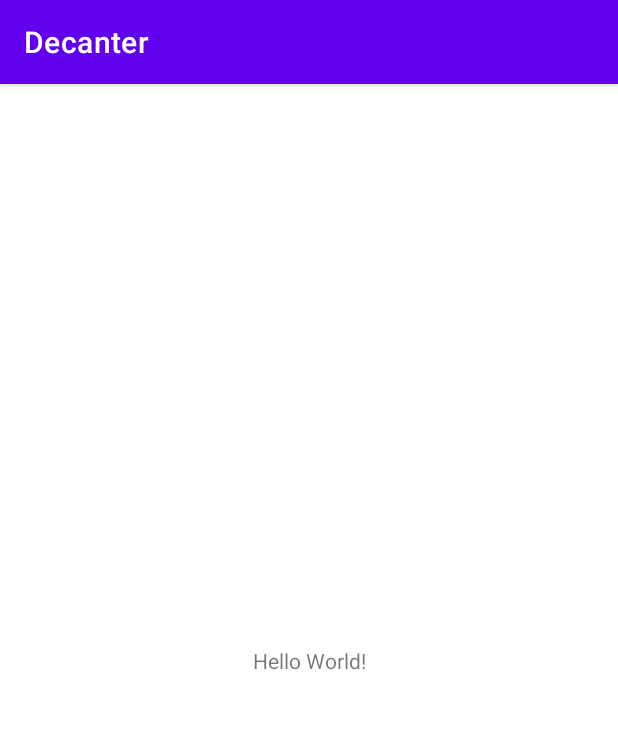
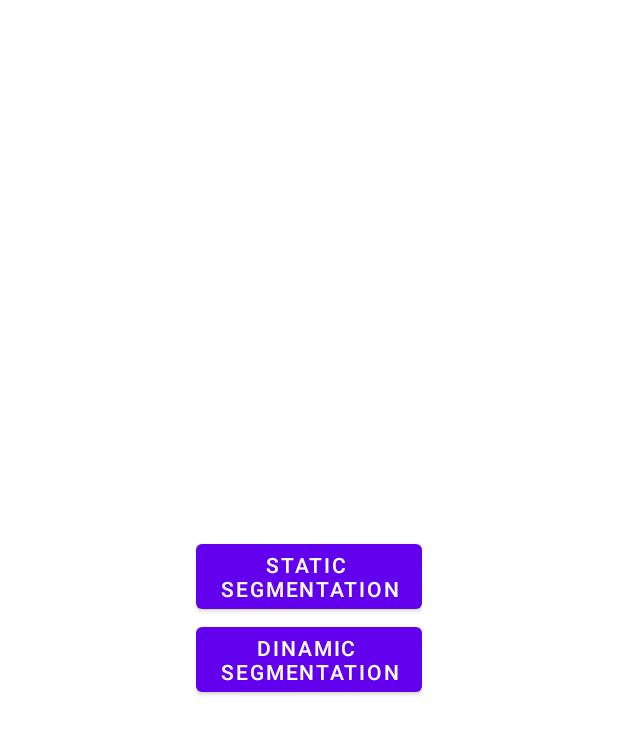
Before and after one commit to Miklesam/Decanter, an Android app: the screen it shows after launch (MainActivity), on a phone screen of 412 x 824 dp. Shown: the top 734 px of the screen. Run offline under Robolectric (Android 15) with nearby library versions, the phone set to English and light mode, and no system bars; 2 statements that could not run were skipped.

Commit message:
init navigation

```diff
--- a/app/build.gradle
+++ b/app/build.gradle
@@ -30,6 +30,9 @@ android {
     kotlinOptions {
         jvmTarget = '1.8'
     }
+    buildFeatures {
+        viewBinding true
+    }
 }
 
 dependencies {
@@ -39,6 +42,8 @@ dependencies {
     implementation 'androidx.appcompat:appcompat:1.3.0'
     implementation 'com.google.android.material:material:1.3.0'
     implementation 'androidx.constraintlayout:constraintlayout:2.0.4'
+    implementation 'androidx.navigation:navigation-fragment-ktx:2.3.4'
+    implementation 'androidx.navigation:navigation-ui-ktx:2.3.4'
     testImplementation 'junit:junit:4.+'
     androidTestImplementation 'androidx.test.ext:junit:1.1.2'
     androidTestImplementation 'androidx.test.espresso:espresso-core:3.3.0'
--- /dev/null
+++ b/app/src/main/java/com/miklesam/decanter/FragmentMenu.kt
@@ -0,0 +1,24 @@
+package com.miklesam.decanter
+
+import android.os.Bundle
+import android.view.View
+import androidx.fragment.app.Fragment
+import androidx.navigation.NavController
+import androidx.navigation.fragment.findNavController
+import com.miklesam.decanter.databinding.FragmentMenuBinding
+
+class FragmentMenu : Fragment(R.layout.fragment_menu) {
+
+    private lateinit var binding: FragmentMenuBinding
+    private lateinit var navController: NavController
+
+    override fun onViewCreated(view: View, savedInstanceState: Bundle?) {
+        super.onViewCreated(view, savedInstanceState)
+        navController = findNavController()
+        binding = FragmentMenuBinding.bind(view)
+        binding.staticBttn.setOnClickListener {
+            navController.navigate(R.id.action_fragmentMenu_to_fragmentStaticSegmentation)
+        }
+    }
+
+}
--- /dev/null
+++ b/app/src/main/java/com/miklesam/decanter/FragmentStaticSegmentation.kt
@@ -0,0 +1,6 @@
+package com.miklesam.decanter
+
+import androidx.fragment.app.Fragment
+
+class FragmentStaticSegmentation : Fragment(R.layout.fragment_static_segmentation) {
+}
--- a/app/src/main/res/layout/activity_main.xml
+++ b/app/src/main/res/layout/activity_main.xml
@@ -1,18 +1,10 @@
 <?xml version="1.0" encoding="utf-8"?>
-<androidx.constraintlayout.widget.ConstraintLayout xmlns:android="http://schemas.android.com/apk/res/android"
+<androidx.fragment.app.FragmentContainerView
+    xmlns:android="http://schemas.android.com/apk/res/android"
     xmlns:app="http://schemas.android.com/apk/res-auto"
-    xmlns:tools="http://schemas.android.com/tools"
     android:layout_width="match_parent"
     android:layout_height="match_parent"
-    tools:context=".MainActivity">
-
-    <TextView
-        android:layout_width="wrap_content"
-        android:layout_height="wrap_content"
-        android:text="Hello World!"
-        app:layout_constraintBottom_toBottomOf="parent"
-        app:layout_constraintLeft_toLeftOf="parent"
-        app:layout_constraintRight_toRightOf="parent"
-        app:layout_constraintTop_toTopOf="parent" />
-
-</androidx.constraintlayout.widget.ConstraintLayout>
+    android:name="androidx.navigation.fragment.NavHostFragment"
+    android:id="@+id/nav_host"
+    app:navGraph="@navigation/main_graph"
+    app:defaultNavHost="true" />
--- /dev/null
+++ b/app/src/main/res/layout/fragment_menu.xml
@@ -0,0 +1,31 @@
+<?xml version="1.0" encoding="utf-8"?>
+<androidx.constraintlayout.widget.ConstraintLayout xmlns:android="http://schemas.android.com/apk/res/android"
+    xmlns:app="http://schemas.android.com/apk/res-auto"
+    android:layout_width="match_parent"
+    android:layout_height="match_parent">
+
+    <LinearLayout
+        android:layout_width="wrap_content"
+        android:layout_height="wrap_content"
+        android:orientation="vertical"
+        app:layout_constraintBottom_toBottomOf="parent"
+        app:layout_constraintEnd_toEndOf="parent"
+        app:layout_constraintStart_toStartOf="parent"
+        app:layout_constraintTop_toTopOf="parent">
+
+        <Button
+            android:id="@+id/static_bttn"
+            android:layout_width="wrap_content"
+            android:layout_height="wrap_content"
+            android:text="Static \nSegmentation" />
+
+        <Button
+            android:id="@+id/dinamic_bttn"
+            android:layout_width="wrap_content"
+            android:layout_height="wrap_content"
+            android:text="Dinamic \nSegmentation" />
+
+    </LinearLayout>
+
+
+</androidx.constraintlayout.widget.ConstraintLayout>
--- /dev/null
+++ b/app/src/main/res/layout/fragment_static_segmentation.xml
@@ -0,0 +1,17 @@
+<?xml version="1.0" encoding="utf-8"?>
+<androidx.constraintlayout.widget.ConstraintLayout xmlns:android="http://schemas.android.com/apk/res/android"
+    xmlns:app="http://schemas.android.com/apk/res-auto"
+    android:layout_width="match_parent"
+    android:layout_height="match_parent">
+
+    <TextView
+        android:layout_width="wrap_content"
+        android:layout_height="wrap_content"
+        android:text="Static Segmentation"
+        app:layout_constraintBottom_toBottomOf="parent"
+        app:layout_constraintEnd_toEndOf="parent"
+        app:layout_constraintStart_toStartOf="parent"
+        app:layout_constraintTop_toTopOf="parent" />
+
+
+</androidx.constraintlayout.widget.ConstraintLayout>
--- /dev/null
+++ b/app/src/main/res/navigation/main_graph.xml
@@ -0,0 +1,18 @@
+<?xml version="1.0" encoding="utf-8"?>
+<navigation xmlns:android="http://schemas.android.com/apk/res/android"
+    xmlns:app="http://schemas.android.com/apk/res-auto" android:id="@+id/main_graph"
+    app:startDestination="@id/fragmentMenu">
+
+    <fragment
+        android:id="@+id/fragmentMenu"
+        android:name="com.miklesam.decanter.FragmentMenu"
+        android:label="FragmentMenu" >
+        <action
+            android:id="@+id/action_fragmentMenu_to_fragmentStaticSegmentation"
+            app:destination="@id/fragmentStaticSegmentation" />
+    </fragment>
+    <fragment
+        android:id="@+id/fragmentStaticSegmentation"
+        android:name="com.miklesam.decanter.FragmentStaticSegmentation"
+        android:label="FragmentStaticSegmentation" />
+</navigation>
--- a/app/src/main/res/values-night/themes.xml
+++ b/app/src/main/res/values-night/themes.xml
@@ -1,6 +1,6 @@
 <resources xmlns:tools="http://schemas.android.com/tools">
     <!-- Base application theme. -->
-    <style name="Theme.Decanter" parent="Theme.MaterialComponents.DayNight.DarkActionBar">
+    <style name="Theme.Decanter" parent="Theme.MaterialComponents.DayNight.NoActionBar">
         <!-- Primary brand color. -->
         <item name="colorPrimary">@color/purple_200</item>
         <item name="colorPrimaryVariant">@color/purple_700</item>
--- a/app/src/main/res/values/themes.xml
+++ b/app/src/main/res/values/themes.xml
@@ -1,6 +1,6 @@
 <resources xmlns:tools="http://schemas.android.com/tools">
     <!-- Base application theme. -->
-    <style name="Theme.Decanter" parent="Theme.MaterialComponents.DayNight.DarkActionBar">
+    <style name="Theme.Decanter" parent="Theme.MaterialComponents.DayNight.NoActionBar">
         <!-- Primary brand color. -->
         <item name="colorPrimary">@color/purple_500</item>
         <item name="colorPrimaryVariant">@color/purple_700</item>
```
